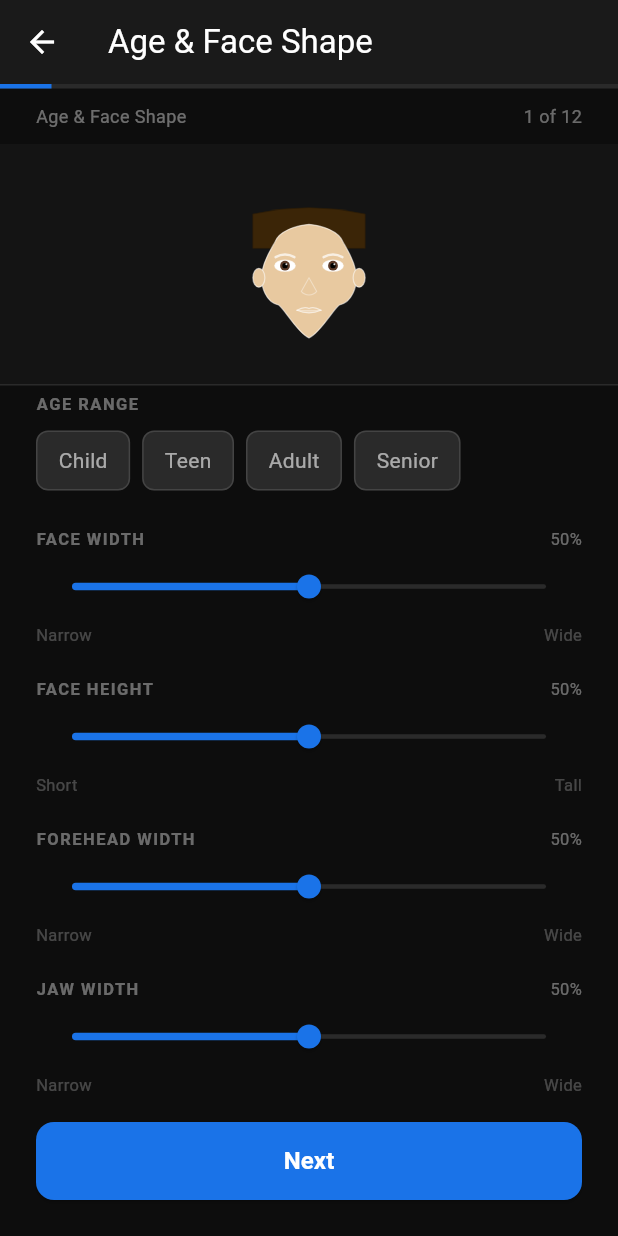
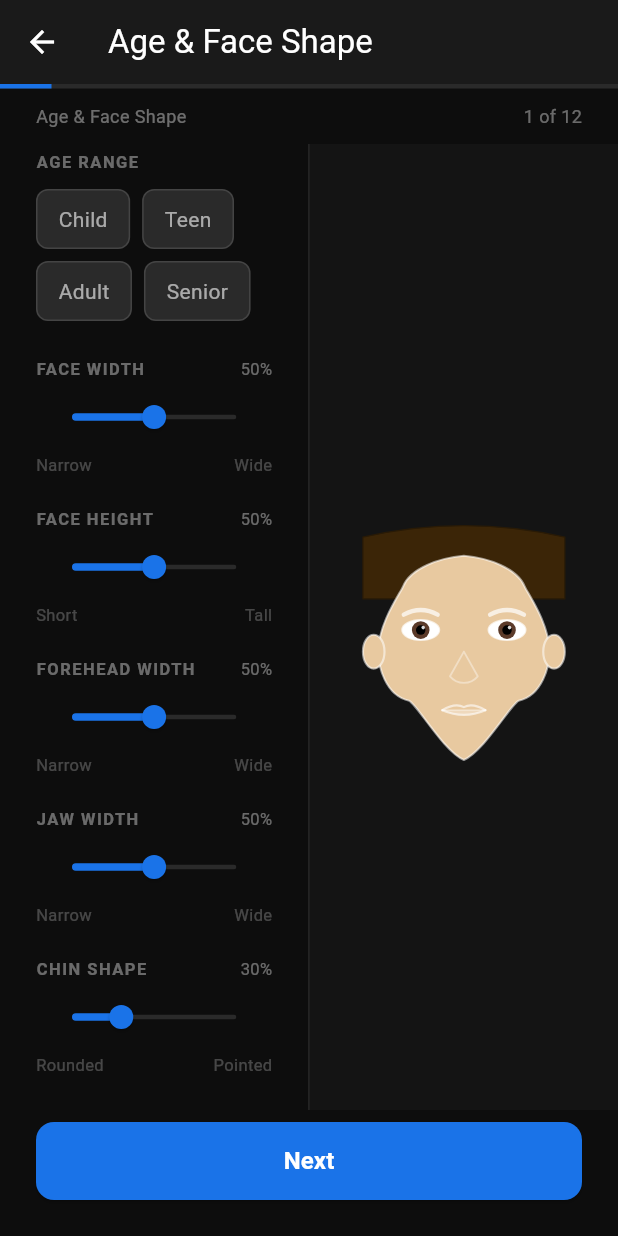
Before and after one commit to AdmiralKeso/IdentiFace-app, a Flutter app: the SelectionScreen screen opened by its route, on a phone screen of 412 x 824 dp. Run offline on Flutter 3.47's test engine with Material 3 defaults, Android fonts, the phone set to English and light mode, and no system bars.

Commit message:
Update: Make face take up half the screen and UI the other half

```diff
--- a/flutter_application/lib/screens/selection_screen.dart
+++ b/flutter_application/lib/screens/selection_screen.dart
@@ -88,14 +88,11 @@ class _SelectionScreenState extends State<SelectionScreen> {
               ],
             ),
           ),
-          Container(
-            height: 160,
-            color: const Color(0xFF141414),
-            child: Center(
-              child: FaceSketchWidget(attrs: _attrs),
-            ),
-          ),
-          const Divider(height: 1, color: Colors.white12),
+          Expanded(
+            child: Row(
+              crossAxisAlignment: CrossAxisAlignment.stretch,
+              children: [
+                // Left half — feature chips/sliders
                 Expanded(
                   child: PageView(
                     controller: _pageController,
@@ -113,6 +110,20 @@ class _SelectionScreenState extends State<SelectionScreen> {
                       _buildPage9(),
                       _buildPage10(),
                       _buildPage11(),
+                    ],
+                  ),
+                ),
+                // Divider
+                const VerticalDivider(width: 1, color: Colors.white12),
+                // Right half — live face sketch
+                Expanded(
+                  child: Container(
+                    color: const Color(0xFF141414),
+                    child: Center(
+                      child: FaceSketchWidget(attrs: _attrs),
+                    ),
+                  ),
+                ),
               ],
             ),
           ),
```
Lines whose indentation alone changed are shown as unchanged.
